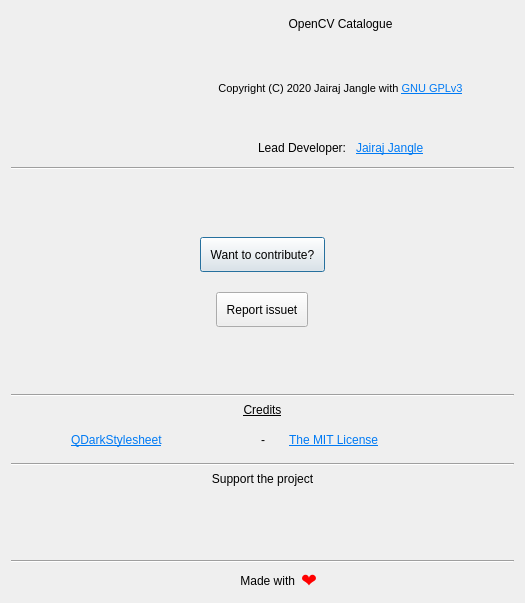
Qt form Window/AboutDialog/aboutdialog.ui (JairajJangle/OpenCV-Catalogue) before a commit.
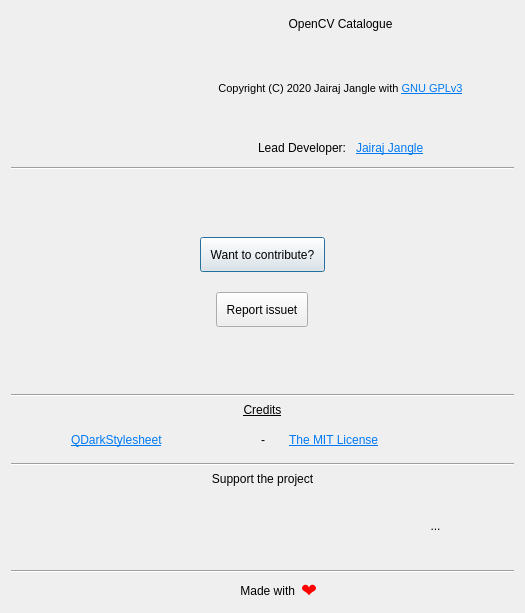
The same form after that commit. Icons and pictures are not drawn.

Commit message: Added UPI donate button for Indian users willing to support the project

```diff
--- a/Window/AboutDialog/aboutdialog.ui
+++ b/Window/AboutDialog/aboutdialog.ui
@@ -7,7 +7,7 @@
     <x>0</x>
     <y>0</y>
     <width>525</width>
-    <height>603</height>
+    <height>613</height>
    </rect>
   </property>
   <property name="sizePolicy">
@@ -67,6 +67,9 @@
        </item>
        <item>
         <layout class="QHBoxLayout" name="horizontalLayout_3">
+         <property name="spacing">
+          <number>20</number>
+         </property>
          <item>
           <widget class="QToolButton" name="buttonDonatePaypal">
            <property name="minimumSize">
@@ -131,6 +134,29 @@
            </property>
           </widget>
          </item>
+         <item>
+          <widget class="QToolButton" name="buttonDonateUPI">
+           <property name="minimumSize">
+            <size>
+             <width>91</width>
+             <height>57</height>
+            </size>
+           </property>
+           <property name="styleSheet">
+            <string notr="true">#buttonDonateUPI
+{
+background-color: transparent;
+border-image: url(:/assets/upi.png);
+background: none;
+border: none;
+background-repeat: none;
+}</string>
+           </property>
+           <property name="text">
+            <string>...</string>
+           </property>
+          </widget>
+         </item>
         </layout>
        </item>
       </layout>
```
The commit also changes 5 other files.
